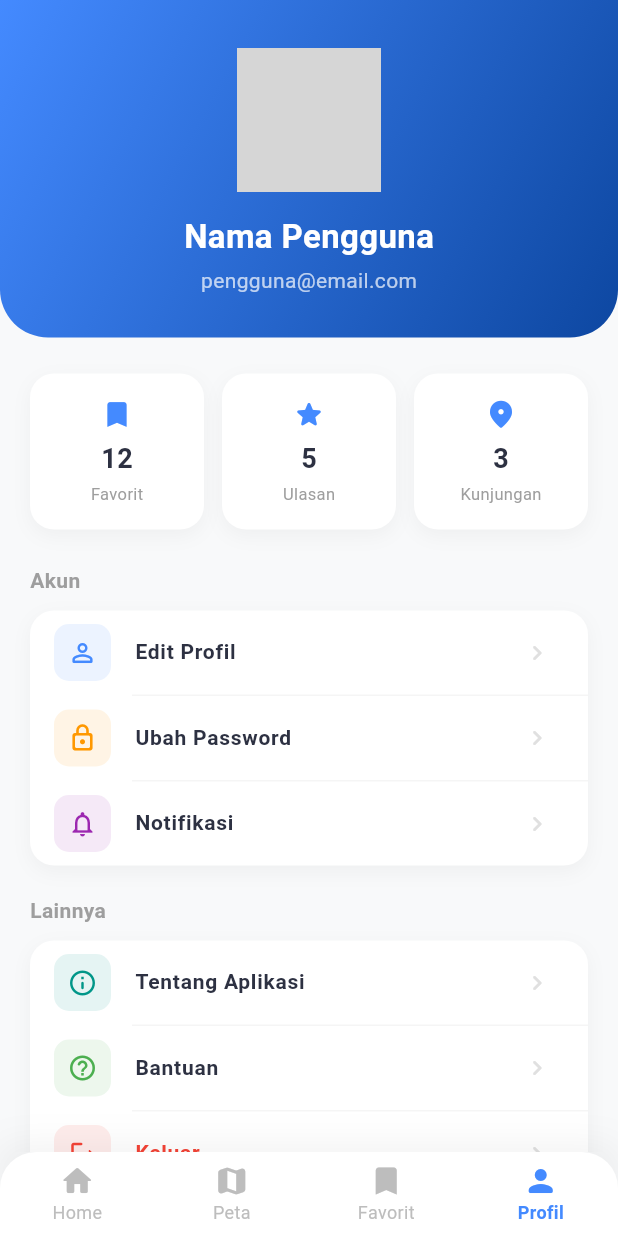
After one commit to FDAGaming/Work_Maps-Mobile, a Flutter app: the screen it shows after launch, item 4 of the bottom bar chosen, on a phone screen of 412 x 824 dp. The commit adds this screen. Run offline on Flutter 3.47's test engine with Material 3 defaults, Android fonts, the phone set to English and light mode, and no system bars; our stand-ins replace flutter_map, geolocator, latlong2; network calls fail; grey boxes are pictures that could not be loaded.

Commit message:
profile page

```diff
--- a/lib/screens/home_screen.dart
+++ b/lib/screens/home_screen.dart
@@ -5,6 +5,7 @@ import '../services/api_service.dart';
 import 'detail_screen.dart';
 import 'favorite_screen.dart';
 import 'map_screen.dart';
+import 'profile_screen.dart';
 
 class HomeScreen extends StatefulWidget {
   const HomeScreen({Key? key}) : super(key: key);
@@ -85,11 +86,22 @@ class _HomeScreenState extends State<HomeScreen> {
     setState(() => _selectedIndex = index);
   }
 
+  Widget _buildBody() {
+    switch (_selectedIndex) {
+      case 2:
+        return const FavoriteScreen();
+      case 3:
+        return const ProfileScreen();
+      default:
+        return _buildHomeBody();
+    }
+  }
+
   @override
   Widget build(BuildContext context) {
     return Scaffold(
       backgroundColor: const Color(0xFFF8F9FA),
-      body: _selectedIndex == 2 ? const FavoriteScreen() : _buildHomeBody(),
+      body: _buildBody(),
       bottomNavigationBar: _buildBottomNav(),
     );
   }
--- /dev/null
+++ b/lib/screens/profile_screen.dart
@@ -0,0 +1,195 @@
+import 'package:flutter/material.dart';
+
+class ProfileScreen extends StatelessWidget {
+  const ProfileScreen({Key? key}) : super(key: key);
+
+  @override
+  Widget build(BuildContext context) {
+    return SafeArea(
+      child: SingleChildScrollView(
+        child: Column(
+          children: [
+            _buildHeader(),
+            const SizedBox(height: 24),
+            _buildStats(),
+            const SizedBox(height: 24),
+            _buildMenuSection(),
+            const SizedBox(height: 32),
+          ],
+        ),
+      ),
+    );
+  }
+
+  Widget _buildHeader() {
+    return Container(
+      width: double.infinity,
+      padding: const EdgeInsets.fromLTRB(20, 32, 20, 28),
+      decoration: const BoxDecoration(
+        gradient: LinearGradient(
+          colors: [Colors.blueAccent, Color(0xFF0D47A1)],
+          begin: Alignment.topLeft,
+          end: Alignment.bottomRight,
+        ),
+        borderRadius: BorderRadius.vertical(bottom: Radius.circular(32)),
+      ),
+      child: Column(
+        children: [
+          Stack(
+            alignment: Alignment.bottomRight,
+            children: [
+              CircleAvatar(
+                radius: 48,
+                backgroundColor: Colors.white,
+                backgroundImage: const NetworkImage(
+                    'https://ui-avatars.com/api/?name=User&background=0D8ABC&color=fff&size=200'),
+              ),
+              Container(
+                width: 28,
+                height: 28,
+                decoration: const BoxDecoration(
+                  color: Colors.white,
+                  shape: BoxShape.circle,
+                ),
+                child: const Icon(Icons.edit_rounded, size: 16, color: Colors.blueAccent),
+              ),
+            ],
+          ),
+          const SizedBox(height: 14),
+          const Text(
+            'Nama Pengguna',
+            style: TextStyle(
+              fontSize: 22,
+              fontWeight: FontWeight.bold,
+              color: Colors.white,
+            ),
+          ),
+          const SizedBox(height: 4),
+          const Text(
+            'pengguna@email.com',
+            style: TextStyle(fontSize: 14, color: Colors.white70),
+          ),
+        ],
+      ),
+    );
+  }
+
+  Widget _buildStats() {
+    return Padding(
+      padding: const EdgeInsets.symmetric(horizontal: 20),
+      child: Row(
+        children: [
+          _statCard('12', 'Favorit', Icons.bookmark_rounded),
+          const SizedBox(width: 12),
+          _statCard('5', 'Ulasan', Icons.star_rounded),
+          const SizedBox(width: 12),
+          _statCard('3', 'Kunjungan', Icons.place_rounded),
+        ],
+      ),
+    );
+  }
+
+  Widget _statCard(String value, String label, IconData icon) {
+    return Expanded(
+      child: Container(
+        padding: const EdgeInsets.symmetric(vertical: 16),
+        decoration: BoxDecoration(
+          color: Colors.white,
+          borderRadius: BorderRadius.circular(16),
+          boxShadow: [
+            BoxShadow(color: Colors.black.withOpacity(0.04), blurRadius: 10, offset: const Offset(0, 4)),
+          ],
+        ),
+        child: Column(
+          children: [
+            Icon(icon, color: Colors.blueAccent, size: 22),
+            const SizedBox(height: 6),
+            Text(value,
+                style: const TextStyle(fontSize: 18, fontWeight: FontWeight.bold, color: Color(0xFF2D3142))),
+            const SizedBox(height: 2),
+            Text(label, style: const TextStyle(fontSize: 11, color: Colors.grey)),
+          ],
+        ),
+      ),
+    );
+  }
+
+  Widget _buildMenuSection() {
+    return Padding(
+      padding: const EdgeInsets.symmetric(horizontal: 20),
+      child: Column(
+        crossAxisAlignment: CrossAxisAlignment.start,
+        children: [
+          const Text('Akun',
+              style: TextStyle(fontSize: 14, fontWeight: FontWeight.bold, color: Colors.grey)),
+          const SizedBox(height: 10),
+          _menuCard([
+            _MenuItem(Icons.person_outline_rounded, 'Edit Profil', Colors.blueAccent),
+            _MenuItem(Icons.lock_outline_rounded, 'Ubah Password', Colors.orange),
+            _MenuItem(Icons.notifications_outlined, 'Notifikasi', Colors.purple),
+          ]),
+          const SizedBox(height: 20),
+          const Text('Lainnya',
+              style: TextStyle(fontSize: 14, fontWeight: FontWeight.bold, color: Colors.grey)),
+          const SizedBox(height: 10),
+          _menuCard([
+            _MenuItem(Icons.info_outline_rounded, 'Tentang Aplikasi', Colors.teal),
+            _MenuItem(Icons.help_outline_rounded, 'Bantuan', Colors.green),
+            _MenuItem(Icons.logout_rounded, 'Keluar', Colors.red),
+          ]),
+        ],
+      ),
+    );
+  }
+
+  Widget _menuCard(List<_MenuItem> items) {
+    return Container(
+      decoration: BoxDecoration(
+        color: Colors.white,
+        borderRadius: BorderRadius.circular(16),
+        boxShadow: [
+          BoxShadow(color: Colors.black.withOpacity(0.04), blurRadius: 10, offset: const Offset(0, 4)),
+        ],
+      ),
+      child: Column(
+        children: items.asMap().entries.map((entry) {
+          final i = entry.key;
+          final item = entry.value;
+          return Column(
+            children: [
+              ListTile(
+                leading: Container(
+                  width: 38,
+                  height: 38,
+                  decoration: BoxDecoration(
+                    color: item.color.withOpacity(0.1),
+                    borderRadius: BorderRadius.circular(10),
+                  ),
+                  child: Icon(item.icon, color: item.color, size: 20),
+                ),
+                title: Text(item.label,
+                    style: TextStyle(
+                      fontSize: 14,
+                      fontWeight: FontWeight.w600,
+                      color: item.label == 'Keluar' ? Colors.red : const Color(0xFF2D3142),
+                    )),
+                trailing: Icon(Icons.chevron_right_rounded,
+                    color: Colors.grey[300], size: 20),
+                onTap: () {},
+              ),
+              if (i < items.length - 1)
+                Divider(height: 1, indent: 68, color: Colors.grey[100]),
+            ],
+          );
+        }).toList(),
+      ),
+    );
+  }
+}
+
+class _MenuItem {
+  final IconData icon;
+  final String label;
+  final Color color;
+  const _MenuItem(this.icon, this.label, this.color);
+}
```
Also changed, not shown: 18 other files.
